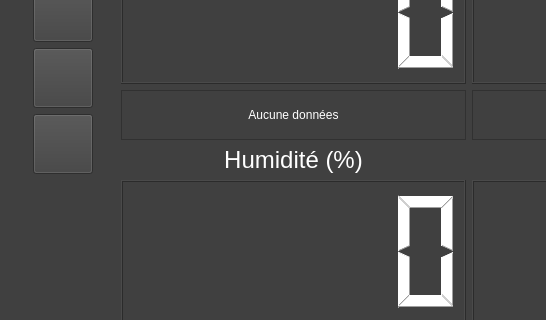
First picture: the form in trunk/beehoneyt-desktop/ihm.ui, repository zayfix/beehoneyt, before the edit; both pictures show x 0 to 546 and y 189 to 509 of the 1200 by 600 pixel window.
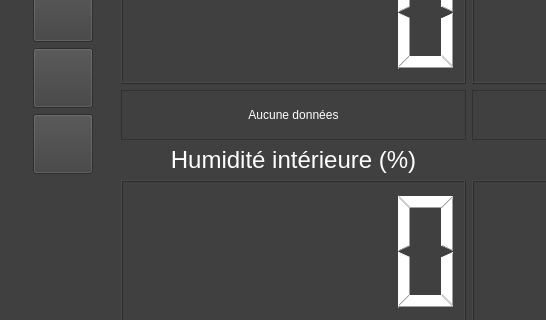
Second picture: the form after the edit. Icons and pictures are not drawn. Custom widgets are drawn as their Qt base class.

What changed in the file:
```diff
--- a/trunk/beehoneyt-desktop/ihm.ui
+++ b/trunk/beehoneyt-desktop/ihm.ui
@@ -544,7 +544,7 @@
                   <string notr="true">color:white;</string>
                  </property>
                  <property name="text">
-                  <string>Humidité (%)</string>
+                  <string>Humidité intérieure (%)</string>
                  </property>
                  <property name="alignment">
                   <set>Qt::AlignCenter</set>
```
